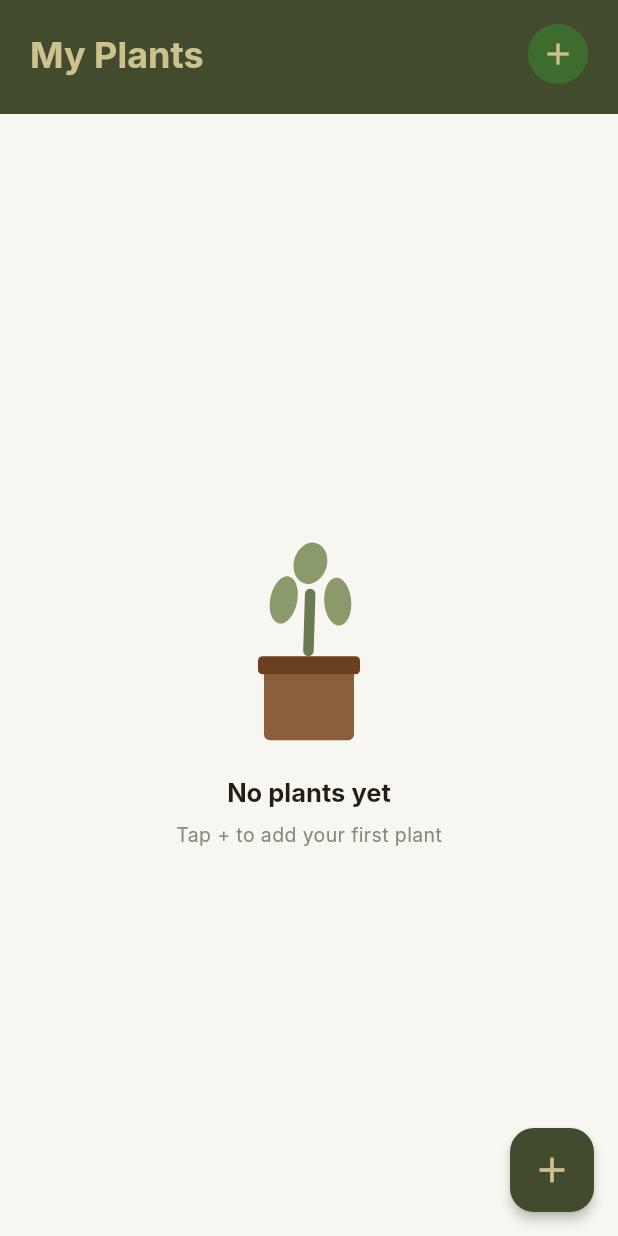
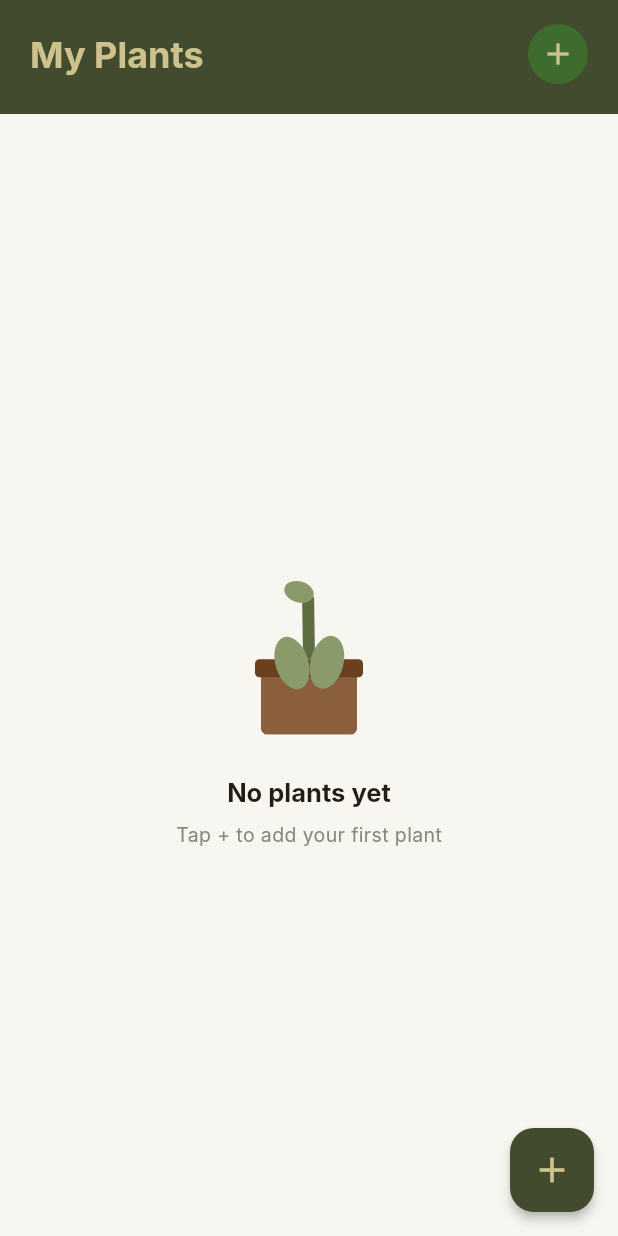
Before and after one commit to ethancs13/HappyPlants-app, a Flutter app: the screen it shows after launch, on a phone screen of 412 x 824 dp. Run offline on Flutter 3.47's test engine with Material 3 defaults, Android fonts, the light colour scheme and no system bars; our stand-ins replace sqflite; accounts and stored records are empty; Roboto replaces fonts that are missing (Inter).

Commit message:
Redesign plant widget to match Figma design
- Happy state: two large oval leaves (dark forest green left, olive right) angled outward on the stem, plus a small top bud — matches the Figma sway frames
- Sad state: same two-leaf structure but drooping outward-down at ~-105°/+105°, muted green
- Trapezoid pot shape via CustomPaint for a more accurate silhouette
- Increased happy sway to ±14° at 2 s; sad barely-moves at ±4° over 5 s
- Leaf pivots use alignment: bottomRight/bottomLeft so they hinge at the stem junction

```diff
--- a/lib/widgets/plant_widget.dart
+++ b/lib/widgets/plant_widget.dart
@@ -5,8 +5,7 @@ import 'package:happy_plants/theme/app_theme.dart';
 class PlantWidget extends StatefulWidget {
   final bool isHappy;
 
-  /// Width/height of the bounding box. The plant is drawn at 100×160
-  /// native size and scaled to fit.
+  /// Width of the bounding box. Height is 1.6× width.
   final double size;
 
   const PlantWidget({super.key, required this.isHappy, this.size = 120});
@@ -27,10 +26,11 @@ class _PlantWidgetState extends State<PlantWidget>
       vsync: this,
       duration: widget.isHappy
           ? const Duration(milliseconds: 2000)
-          : const Duration(milliseconds: 6000),
+          : const Duration(milliseconds: 5000),
     )..repeat(reverse: true);
 
-    final maxAngle = widget.isHappy ? 0.18 : 0.05; // radians
+    // Happy: lively ±14°, Sad: barely-moving ±4°
+    final maxAngle = widget.isHappy ? 0.24 : 0.07;
     _sway = Tween<double>(begin: -maxAngle, end: maxAngle).animate(
       CurvedAnimation(parent: _controller, curve: Curves.easeInOut),
     );
@@ -63,8 +63,8 @@ class _PlantWidgetState extends State<PlantWidget>
   }
 }
 
-/// Static plant body at native 100×160 size.
-/// The stem and leaves rotate around the base of the stem.
+/// Static plant body drawn at native 100×160.
+/// Stem + leaves pivot around the base of the stem (bottom-center).
 class _PlantBody extends StatelessWidget {
   final bool isHappy;
   final double swayAngle;
@@ -73,55 +73,39 @@ class _PlantBody extends StatelessWidget {
 
   @override
   Widget build(BuildContext context) {
-    final leafColor = isHappy ? AppColors.forest : AppColors.plantLeafMuted;
-    final leafColorAlt = isHappy ? AppColors.olive : AppColors.plantLeafMuted;
-    final stemColor = isHappy ? AppColors.plantStem : const Color(0xFF6B7A50);
-
     return SizedBox(
       width: 100,
       height: 160,
       child: Stack(
         clipBehavior: Clip.none,
         children: [
-          // ── Pot base (static) ────────────────────────────────
+          // ── Pot body ────────────────────────────────────────────
           Positioned(
-            left: 20,
-            top: 110,
+            left: 18,
+            top: 112,
+            child: _trapezoidPot(),
+          ),
+          // Pot rim
+          Positioned(
+            left: 14,
+            top: 106,
             child: Container(
-              width: 60,
-              height: 50,
-              decoration: ShapeDecoration(
-                color: AppColors.potBody,
-                shape: RoundedRectangleBorder(
-                  borderRadius: BorderRadius.circular(4),
-                ),
-              ),
-            ),
-          ),
-          // Pot rim (static)
-          Positioned(
-            left: 16,
-            top: 104,
-            child: Container(
-              width: 68,
+              width: 72,
               height: 12,
-              decoration: ShapeDecoration(
+              decoration: BoxDecoration(
                 color: AppColors.potRim,
-                shape: RoundedRectangleBorder(
-                  borderRadius: BorderRadius.circular(3),
-                ),
+                borderRadius: BorderRadius.circular(3),
               ),
             ),
           ),
 
-          // ── Animated stem + leaves ────────────────────────────
-          // Pivot point is the base of the stem (center-bottom of stem).
-          // We rotate everything above the pot around that point.
+          // ── Animated stem + leaves ───────────────────────────────
+          // Pivot = base of stem, which sits at (50, 106) in the 100×160 space.
           Positioned(
             left: 0,
+            right: 0,
             top: 0,
-            right: 0,
-            bottom: 56, // bottom of stem aligns with top of pot rim
+            bottom: 54, // 160 - 106 = 54 px from bottom
             child: Transform(
               alignment: Alignment.bottomCenter,
               transform: Matrix4.rotationZ(swayAngle),
@@ -133,73 +117,19 @@ class _PlantBody extends StatelessWidget {
                     left: 46,
                     bottom: 0,
                     child: Container(
-                      width: 7,
-                      height: isHappy ? 55 : 45,
-                      decoration: ShapeDecoration(
-                        color: stemColor,
-                        shape: RoundedRectangleBorder(
-                          borderRadius: BorderRadius.circular(4),
-                        ),
+                      width: 8,
+                      height: isHappy ? 58 : 44,
+                      decoration: BoxDecoration(
+                        color: isHappy
+                            ? AppColors.plantStem
+                            : const Color(0xFF5E6E42),
+                        borderRadius: BorderRadius.circular(4),
                       ),
                     ),
                   ),
 
-                  if (isHappy) ...[
-                    // Left leaf
-                    Positioned(
-                      left: 14,
-                      bottom: 42,
-                      child: Transform.rotate(
-                        angle: -pi / 6 + swayAngle * 0.5,
-                        child: _leaf(36, 22, leafColor),
-                      ),
-                    ),
-                    // Right leaf
-                    Positioned(
-                      left: 50,
-                      bottom: 46,
-                      child: Transform.rotate(
-                        angle: pi / 6 + swayAngle * 0.5,
-                        child: _leaf(36, 22, leafColorAlt),
-                      ),
-                    ),
-                    // Top leaf
-                    Positioned(
-                      left: 35,
-                      bottom: 60,
-                      child: Transform.rotate(
-                        angle: swayAngle * 0.3,
-                        child: _leaf(28, 34, leafColor),
-                      ),
-                    ),
-                  ] else ...[
-                    // Sad: drooping leaves
-                    Positioned(
-                      left: 16,
-                      bottom: 28,
-                      child: Transform.rotate(
-                        angle: -pi / 2.2 + swayAngle,
-                        child: _leaf(32, 18, leafColor),
-                      ),
-                    ),
-                    Positioned(
-                      left: 52,
-                      bottom: 28,
-                      child: Transform.rotate(
-                        angle: pi / 2.2 + swayAngle,
-                        child: _leaf(32, 18, leafColor),
-                      ),
-                    ),
-                    // Wilted top
-                    Positioned(
-                      left: 38,
-                      bottom: 48,
-                      child: Transform.rotate(
-                        angle: 0.25 + swayAngle * 0.3,
-                        child: _leaf(22, 28, leafColor),
-                      ),
-                    ),
-                  ],
+                  if (isHappy) ..._happyLeaves(swayAngle)
+                  else ..._sadLeaves(swayAngle),
                 ],
               ),
             ),
@@ -209,7 +139,73 @@ class _PlantBody extends StatelessWidget {
     );
   }
 
-  Widget _leaf(double w, double h, Color color) => Container(
+  // ── Happy: two big oval leaves like the Figma design ────────────
+  List<Widget> _happyLeaves(double sway) => [
+        // Left leaf — dark forest green, angled up-left
+        Positioned(
+          left: 6,
+          bottom: 30,
+          child: Transform.rotate(
+            angle: -pi / 3.8 + sway * 0.4,
+            alignment: Alignment.bottomRight,
+            child: _oval(40, 26, AppColors.forest),
+          ),
+        ),
+        // Right leaf — olive, angled up-right, slightly higher
+        Positioned(
+          left: 54,
+          bottom: 38,
+          child: Transform.rotate(
+            angle: pi / 3.8 + sway * 0.4,
+            alignment: Alignment.bottomLeft,
+            child: _oval(36, 23, AppColors.olive),
+          ),
+        ),
+        // Small top bud
+        Positioned(
+          left: 38,
+          bottom: 54,
+          child: Transform.rotate(
+            angle: sway * 0.2,
+            child: _oval(22, 16, AppColors.forest),
+          ),
+        ),
+      ];
+
+  // ── Sad: drooping leaves ─────────────────────────────────────────
+  List<Widget> _sadLeaves(double sway) => [
+        // Left — muted, drooping outward-down
+        Positioned(
+          left: 8,
+          bottom: 18,
+          child: Transform.rotate(
+            angle: -pi / 1.7 + sway,
+            alignment: Alignment.bottomRight,
+            child: _oval(36, 22, AppColors.plantLeafMuted),
+          ),
+        ),
+        // Right — muted, drooping outward-down
+        Positioned(
+          left: 56,
+          bottom: 18,
+          child: Transform.rotate(
+            angle: pi / 1.7 + sway,
+            alignment: Alignment.bottomLeft,
+            child: _oval(36, 22, AppColors.plantLeafMuted),
+          ),
+        ),
+        // Top — slightly wilted, leaning
+        Positioned(
+          left: 34,
+          bottom: 38,
+          child: Transform.rotate(
+            angle: 0.3 + sway * 0.3,
+            child: _oval(20, 14, AppColors.plantLeafMuted),
+          ),
+        ),
+      ];
+
+  Widget _oval(double w, double h, Color color) => Container(
         width: w,
         height: h,
         decoration: ShapeDecoration(
@@ -217,4 +213,36 @@ class _PlantBody extends StatelessWidget {
           shape: const OvalBorder(),
         ),
       );
+
+  /// Simple trapezoid pot shape via CustomPaint.
+  Widget _trapezoidPot() => CustomPaint(
+        size: const Size(64, 44),
+        painter: _TrapezoidPainter(AppColors.potBody),
+      );
 }
+
+class _TrapezoidPainter extends CustomPainter {
+  final Color color;
+  _TrapezoidPainter(this.color);
+
+  @override
+  void paint(Canvas canvas, Size size) {
+    final paint = Paint()..color = color;
+    final path = Path()
+      ..moveTo(4, 0) // top-left (inset slightly for rim overlap)
+      ..lineTo(size.width - 4, 0) // top-right
+      ..lineTo(size.width - 2, size.height) // bottom-right (slightly wider)
+      ..lineTo(2, size.height) // bottom-left
+      ..close();
+    canvas.drawPath(path, paint);
+    // Rounded corners
+    final rrect = RRect.fromRectAndRadius(
+      Rect.fromLTWH(0, 0, size.width, size.height),
+      const Radius.circular(4),
+    );
+    canvas.drawRRect(rrect, paint);
+  }
+
+  @override
+  bool shouldRepaint(_TrapezoidPainter old) => old.color != color;
+}
```
